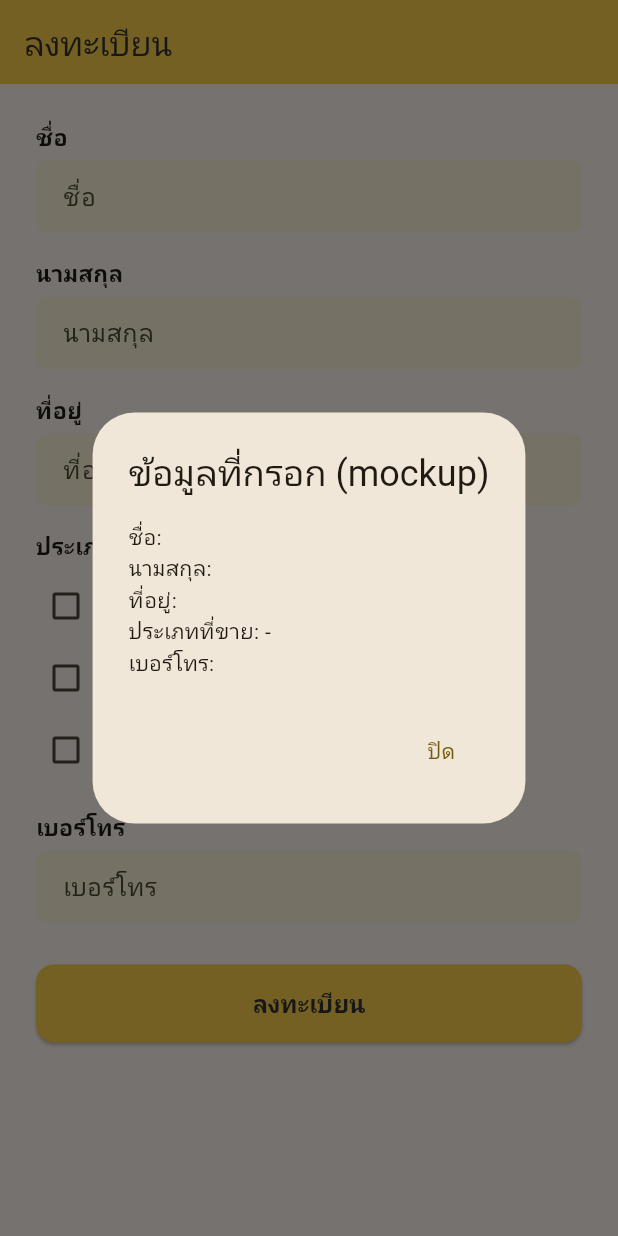
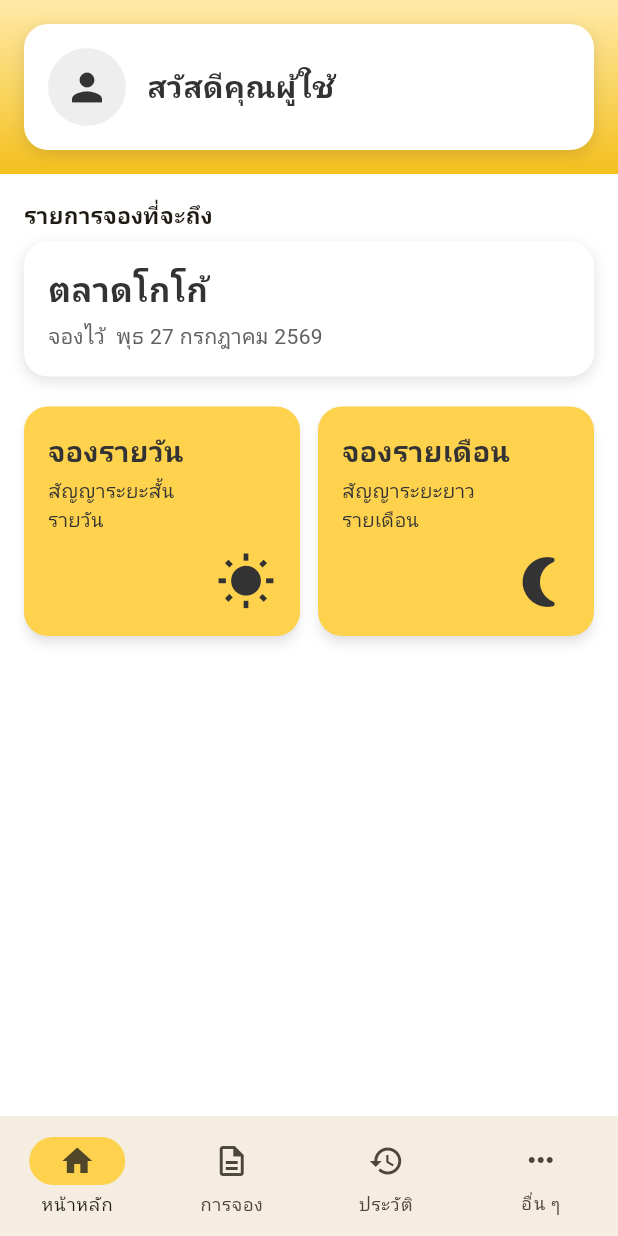
Before and after one commit to izzabellerina/flutter-space-dee-v4, a Flutter app: the RegisterScreen screen opened by its route, after a tap on "ลงทะเบียน", on a phone screen of 412 x 824 dp. Run offline on Flutter 3.47's test engine with Material 3 defaults, Android fonts, the phone set to English and light mode, and no system bars; our stand-ins replace flutter_riverpod, flutter_svg, font_awesome_flutter, go_router, google_sign_in; missing offline and left inert: flutter_facebook_auth, flutter_line_sdk; Roboto replaces fonts that are missing (Anuphan).

Commit message:
Add Home screen with bottom navigation + theme refinements
Home dashboard (greeting with gradient header behind the status bar,
upcoming-booking card, daily/monthly booking buttons) on a 4-tab
NavigationBar (other tabs placeholder). Registration now routes to
/home. Login/splash use a teal gradient background; non-login pages
use a yellow AppBar, white body, grey fields, and shadowed cards.

Co-Authored-By: Claude Opus 4.8 <noreply@anthropic.com>

```diff
--- a/lib/main.dart
+++ b/lib/main.dart
@@ -44,12 +44,16 @@ class SpaceDeeApp extends StatelessWidget {
         fontFamily: 'Anuphan',
         useMaterial3: true,
 
+        // พื้นหลัง body ของทุกหน้า = ขาว (login/splash override ด้วย gradient เอง)
+        scaffoldBackgroundColor: Colors.white,
+
         // ── ธีมหลัก = เหลือง สำหรับ "หน้าที่ไม่ใช่ login" ──
         // (login/splash ใช้พื้นเขียวโดย override Scaffold/ปุ่มของตัวเอง จึงไม่โดนกระทบ)
         // ตั้งที่เดียวตรงนี้ → ทุกหน้าใหม่ได้สีเหลืองอัตโนมัติ
         appBarTheme: const AppBarTheme(
           backgroundColor: AppColors.brandYellow,
           foregroundColor: AppColors.textDark, // ตัวอักษร/back บนเหลือง = เข้ม
+          surfaceTintColor: Colors.transparent, // กัน M3 ลงสีจาง ๆ ตอน scroll
           elevation: 0,
         ),
         elevatedButtonTheme: ElevatedButtonThemeData(
--- a/lib/router/app_router.dart
+++ b/lib/router/app_router.dart
@@ -1,5 +1,6 @@
 import 'package:go_router/go_router.dart';
 
+import '../screens/home_screen.dart';
 import '../screens/login_screen.dart';
 import '../screens/register_screen.dart';
 import '../screens/splash_screen.dart';
@@ -25,5 +26,9 @@ final appRouter = GoRouter(
       path: '/register',
       builder: (context, state) => const RegisterScreen(),
     ),
+    GoRoute(
+      path: '/home',
+      builder: (context, state) => const HomeScreen(),
+    ),
   ],
 );
--- /dev/null
+++ b/lib/screens/home_screen.dart
@@ -0,0 +1,84 @@
+import 'package:flutter/material.dart';
+
+import '../theme/app_colors.dart';
+import 'home_tab.dart';
+
+/// หน้าหลักหลัง login/ลงทะเบียน — มี bottom navigation 4 แท็บ
+///
+/// ใช้ IndexedStack = เก็บ state ของทุกแท็บไว้ (สลับไปมาแล้วไม่รีเซ็ต)
+/// แสดงทีละแท็บตาม index ที่เลือก
+class HomeScreen extends StatefulWidget {
+  const HomeScreen({super.key});
+
+  @override
+  State<HomeScreen> createState() => _HomeScreenState();
+}
+
+class _HomeScreenState extends State<HomeScreen> {
+  int _index = 0; // แท็บที่กำลังเปิด
+
+  // 4 แท็บ — ตอนนี้มีแค่ "หน้าหลัก" ที่ทำจริง อีก 3 เป็น placeholder
+  static const List<Widget> _tabs = [
+    HomeTab(),
+    _PlaceholderTab(label: 'การจอง'),
+    _PlaceholderTab(label: 'ประวัติ'),
+    _PlaceholderTab(label: 'อื่น ๆ'),
+  ];
+
+  @override
+  Widget build(BuildContext context) {
+    return Scaffold(
+      body: IndexedStack(index: _index, children: _tabs),
+      bottomNavigationBar: NavigationBar(
+        selectedIndex: _index,
+        onDestinationSelected: (i) => setState(() => _index = i),
+        indicatorColor: AppColors.brandYellow, // pill เหลืองหลังไอคอนที่เลือก
+        destinations: const [
+          NavigationDestination(
+            icon: Icon(Icons.home_outlined),
+            selectedIcon: Icon(Icons.home),
+            label: 'หน้าหลัก',
+          ),
+          NavigationDestination(
+            icon: Icon(Icons.description_outlined),
+            selectedIcon: Icon(Icons.description),
+            label: 'การจอง',
+          ),
+          NavigationDestination(
+            icon: Icon(Icons.history),
+            label: 'ประวัติ',
+          ),
+          NavigationDestination(
+            icon: Icon(Icons.more_horiz),
+            label: 'อื่น ๆ',
+          ),
+        ],
+      ),
+    );
+  }
+}
+
+/// แท็บที่ยังไม่ทำ — แสดงข้อความ "กำลังพัฒนา"
+class _PlaceholderTab extends StatelessWidget {
+  const _PlaceholderTab({required this.label});
+  final String label;
+
+  @override
+  Widget build(BuildContext context) {
+    return Center(
+      child: Column(
+        mainAxisSize: MainAxisSize.min,
+        children: [
+          const Icon(Icons.construction, size: 56, color: Colors.grey),
+          const SizedBox(height: 12),
+          Text(
+            label,
+            style: const TextStyle(fontSize: 20, fontWeight: FontWeight.w600),
+          ),
+          const SizedBox(height: 4),
+          Text('กำลังพัฒนา', style: TextStyle(color: Colors.grey[600])),
+        ],
+      ),
+    );
+  }
+}
--- /dev/null
+++ b/lib/screens/home_tab.dart
@@ -0,0 +1,228 @@
+import 'package:flutter/material.dart';
+import 'package:flutter/services.dart'; // SystemUiOverlayStyle
+import 'package:flutter_riverpod/flutter_riverpod.dart';
+
+import '../state/register_form.dart';
+import '../theme/app_colors.dart';
+
+/// แท็บ "หน้าหลัก" — dashboard ตามรูป mockup (โทนเหลืองตามธีม)
+class HomeTab extends ConsumerWidget {
+  const HomeTab({super.key});
+
+  @override
+  Widget build(BuildContext context, WidgetRef ref) {
+    // select = อ่านเฉพาะ firstName → rebuild เมื่อ "ชื่อ" เปลี่ยนเท่านั้น (ไม่ใช่ทุก field)
+    final firstName =
+        ref.watch(registerFormProvider.select((f) => f.firstName));
+    final name = firstName.isEmpty ? 'ผู้ใช้' : firstName;
+    // ความสูงของ status bar (เวลา/แบต) — เอามาเป็น padding บนของแถบหัว
+    // เพื่อให้ gradient ไล่ขึ้นไปหลัง status bar แต่การ์ดไม่โดน status bar ทับ
+    final topInset = MediaQuery.of(context).padding.top;
+
+    // AnnotatedRegion: ทำให้ status bar โปร่งใส (gradient ทะลุขึ้นไป) + ไอคอนสีเข้ม (อ่านบนเหลืองออก)
+    return AnnotatedRegion<SystemUiOverlayStyle>(
+      value: SystemUiOverlayStyle.dark.copyWith(
+        statusBarColor: Colors.transparent,
+      ),
+      child: SingleChildScrollView(
+        child: Column(
+          crossAxisAlignment: CrossAxisAlignment.start,
+          children: [
+            // ── แถบหัว: พื้นหลัง gradient เหลือง (ชั้นหลังสุด, ขึ้นถึงหลัง status bar) ──
+            // การ์ดทักทาย (สีขาว) ลอยอยู่บนแถบนี้
+            Container(
+              width: double.infinity,
+              decoration: const BoxDecoration(gradient: AppColors.greetingGradient),
+              padding: EdgeInsets.fromLTRB(16, topInset + 16, 16, 16),
+              child: _GreetingCard(name: name),
+            ),
+
+            // ── เนื้อหาส่วนล่าง (พื้นขาวของ body) ──
+            Padding(
+              padding: const EdgeInsets.all(16),
+              child: Column(
+                crossAxisAlignment: CrossAxisAlignment.start,
+                children: [
+                  const Text(
+                    'รายการจองที่จะถึง',
+                    style: TextStyle(fontSize: 15, fontWeight: FontWeight.w600),
+                  ),
+                  const SizedBox(height: 8),
+                  // ข้อมูลการจอง = mock (ยังไม่มี backend)
+                  const _UpcomingBookingCard(
+                    market: 'ตลาดโกโก้',
+                    dateText: 'จองไว้  พุธ 27 กรกฎาคม 2569',
+                  ),
+                  const SizedBox(height: 20),
+
+                  Row(
+                    children: [
+                      Expanded(
+                        child: _BookingButton(
+                          title: 'จองรายวัน',
+                          subtitle: 'สัญญาระยะสั้น\nรายวัน',
+                          icon: Icons.wb_sunny,
+                          onTap: () => _comingSoon(context),
+                        ),
+                      ),
+                      const SizedBox(width: 12),
+                      Expanded(
+                        child: _BookingButton(
+                          title: 'จองรายเดือน',
+                          subtitle: 'สัญญาระยะยาว\nรายเดือน',
+                          icon: Icons.nightlight_round,
+                          onTap: () => _comingSoon(context),
+                        ),
+                      ),
+                    ],
+                  ),
+                ],
+              ),
+            ),
+          ],
+        ),
+      ),
+    );
+  }
+
+  void _comingSoon(BuildContext context) {
+    ScaffoldMessenger.of(context).showSnackBar(
+      const SnackBar(
+        content: Text('กำลังพัฒนา flow การจอง'),
+        duration: Duration(seconds: 2),
+      ),
+    );
+  }
+}
+
+/// การ์ดทักทาย: avatar + "สวัสดีคุณ<ชื่อ>"
+class _GreetingCard extends StatelessWidget {
+  const _GreetingCard({required this.name});
+  final String name;
+
+  @override
+  Widget build(BuildContext context) {
+    return Container(
+      padding: const EdgeInsets.all(16),
+      decoration: BoxDecoration(
+        color: Colors.white, // การ์ดสีขาว ลอยบนแถบหัว gradient
+        borderRadius: BorderRadius.circular(16),
+        boxShadow: AppColors.cardShadow, // เงาแทนเส้นขอบ
+      ),
+      child: Row(
+        children: [
+          // avatar เป็น placeholder (ยังไม่มีรูปจริงจาก backend)
+          const CircleAvatar(
+            radius: 26,
+            backgroundColor: AppColors.fieldFill, // เทาอ่อน เห็นวงบนการ์ดขาว
+            child: Icon(Icons.person, color: AppColors.textDark, size: 30),
+          ),
+          const SizedBox(width: 14),
+          Expanded(
+            child: Text(
+              'สวัสดีคุณ$name',
+              style: const TextStyle(
+                fontSize: 20,
+                fontWeight: FontWeight.w700,
+                color: AppColors.textDark,
+              ),
+            ),
+          ),
+        ],
+      ),
+    );
+  }
+}
+
+/// การ์ดการจองที่จะถึง (พื้นขาว ขอบเหลือง — ให้ต่างจากการ์ดอื่น)
+class _UpcomingBookingCard extends StatelessWidget {
+  const _UpcomingBookingCard({required this.market, required this.dateText});
+  final String market;
+  final String dateText;
+
+  @override
+  Widget build(BuildContext context) {
+    return Container(
+      width: double.infinity,
+      padding: const EdgeInsets.all(16),
+      decoration: BoxDecoration(
+        color: Colors.white,
+        borderRadius: BorderRadius.circular(16),
+        boxShadow: AppColors.cardShadow, // ใช้เงาแทนเส้นขอบ
+      ),
+      child: Column(
+        crossAxisAlignment: CrossAxisAlignment.start,
+        children: [
+          Text(
+            market,
+            style: const TextStyle(
+              fontSize: 22,
+              fontWeight: FontWeight.w700,
+              color: AppColors.textDark,
+            ),
+          ),
+          const SizedBox(height: 6),
+          Text(
+            dateText,
+            style: TextStyle(fontSize: 14, color: Colors.grey[700]),
+          ),
+        ],
+      ),
+    );
+  }
+}
+
+/// ปุ่มการ์ดจอง (รายวัน/รายเดือน) — ใช้ซ้ำได้ทั้งสองปุ่ม
+class _BookingButton extends StatelessWidget {
+  const _BookingButton({
+    required this.title,
+    required this.subtitle,
+    required this.icon,
+    required this.onTap,
+  });
+
+  final String title;
+  final String subtitle;
+  final IconData icon;
+  final VoidCallback onTap;
+
+  @override
+  Widget build(BuildContext context) {
+    return Material(
+      color: AppColors.brandYellow,
+      borderRadius: BorderRadius.circular(16),
+      elevation: 3, // เงาของการ์ด
+      shadowColor: Colors.black45,
+      child: InkWell(
+        onTap: onTap,
+        borderRadius: BorderRadius.circular(16),
+        child: Padding(
+          padding: const EdgeInsets.all(16),
+          child: Column(
+            crossAxisAlignment: CrossAxisAlignment.start,
+            children: [
+              Text(
+                title,
+                style: const TextStyle(
+                  fontSize: 19,
+                  fontWeight: FontWeight.w700,
+                  color: AppColors.textDark,
+                ),
+              ),
+              const SizedBox(height: 4),
+              Text(
+                subtitle,
+                style: const TextStyle(fontSize: 13, color: AppColors.textDark),
+              ),
+              const SizedBox(height: 12),
+              Align(
+                alignment: Alignment.centerRight,
+                child: Icon(icon, size: 40, color: AppColors.textDark),
+              ),
+            ],
+          ),
+        ),
+      ),
+    );
+  }
+}
--- a/lib/screens/login_screen.dart
+++ b/lib/screens/login_screen.dart
@@ -18,8 +18,10 @@ class LoginScreen extends StatelessWidget {
   @override
   Widget build(BuildContext context) {
     return Scaffold(
-      backgroundColor: AppColors.loginGreen,
-      body: SafeArea(
+      // พื้นหลังไล่สี teal (ห่อ body ด้วย Container เพราะ Scaffold ใส่ gradient ตรง ๆ ไม่ได้)
+      body: Container(
+        decoration: const BoxDecoration(gradient: AppColors.loginGradient),
+        child: SafeArea(
           // SafeArea กันไม่ให้เนื้อหาทับรอยบาก/แถบสถานะของมือถือ
           child: Padding(
             padding: const EdgeInsets.symmetric(horizontal: 32),
@@ -27,10 +29,7 @@ class LoginScreen extends StatelessWidget {
               mainAxisAlignment: MainAxisAlignment.center,
               children: [
                 // ── โลโก้ (มีคำว่า "spacedee" ในตัวอยู่แล้ว จึงไม่ต้องมีชื่อซ้ำ) ──
-              SvgPicture.asset(
-                'assets/images/logo_spacedee.svg',
-                width: 140,
-              ),
+                SvgPicture.asset('assets/images/logo_spacedee.svg', width: 140),
                 const SizedBox(height: 20),
 
                 // ── ข้อความต้อนรับ ──
@@ -54,7 +53,8 @@ class LoginScreen extends StatelessWidget {
                   label: 'เข้าสู่ระบบด้วย LINE',
                   icon: FontAwesomeIcons.line, // โลโก้ LINE จริง
                   iconColor: const Color(0xFF06C755), // เขียว LINE
-                onPressed: () => _onLineLogin(context), // ← ของจริงแล้ว (ไม่ใช่ mock)
+                  onPressed: () =>
+                      _onLineLogin(context), // ← ของจริงแล้ว (ไม่ใช่ mock)
                 ),
                 const SizedBox(height: 16),
                 _LoginButton(
@@ -82,6 +82,7 @@ class LoginScreen extends StatelessWidget {
                   ),
                 ),
               ],
+            ),
           ),
         ),
       ),
--- a/lib/screens/register_screen.dart
+++ b/lib/screens/register_screen.dart
@@ -1,5 +1,6 @@
 import 'package:flutter/material.dart';
 import 'package:flutter_riverpod/flutter_riverpod.dart';
+import 'package:go_router/go_router.dart';
 
 import '../state/register_form.dart';
 import '../theme/app_colors.dart';
@@ -79,7 +80,7 @@ class RegisterScreen extends ConsumerWidget {
               height: 52,
               // ปุ่มใช้สีจาก elevatedButtonTheme กลาง (เหลือง + ตัวอักษรเข้ม)
               child: ElevatedButton(
-                onPressed: () => _onSubmit(context, ref),
+                onPressed: () => _onSubmit(context),
                 child: const Text(
                   'ลงทะเบียน',
                   style: TextStyle(fontSize: 16, fontWeight: FontWeight.w600),
@@ -114,28 +115,10 @@ class RegisterScreen extends ConsumerWidget {
         ),
       );
 
-  /// กด "ลงทะเบียน" (mockup) → อ่าน state จาก riverpod แล้วเด้ง dialog สรุป
-  void _onSubmit(BuildContext context, WidgetRef ref) {
-    final form = ref.read(registerFormProvider);
-    showDialog<void>(
-      context: context,
-      builder: (dialogContext) => AlertDialog(
-        title: const Text('ข้อมูลที่กรอก (mockup)'),
-        content: Text(
-          'ชื่อ: ${form.firstName}\n'
-          'นามสกุล: ${form.lastName}\n'
-          'ที่อยู่: ${form.address}\n'
-          'ประเภทที่ขาย: '
-          '${form.sellTypes.isEmpty ? "-" : form.sellTypes.join(", ")}\n'
-          'เบอร์โทร: ${form.phone}',
-        ),
-        actions: [
-          TextButton(
-            onPressed: () => Navigator.of(dialogContext).pop(),
-            child: const Text('ปิด'),
-          ),
-        ],
-      ),
-    );
+  /// กด "ลงทะเบียน" (mockup) → เข้าหน้าหลัก
+  /// ข้อมูลที่กรอกถูกเก็บไว้ใน registerFormProvider แล้ว (หน้า Home อ่านชื่อไปแสดง)
+  void _onSubmit(BuildContext context) {
+    // go = แทนที่ stack → กด back จากหน้า Home จะไม่ย้อนกลับมาหน้าลงทะเบียน
+    context.go('/home');
   }
 }
--- a/lib/screens/splash_screen.dart
+++ b/lib/screens/splash_screen.dart
@@ -46,13 +46,15 @@ class _SplashScreenState extends State<SplashScreen> {
   @override
   Widget build(BuildContext context) {
     return Scaffold(
-      // พื้นหลังเขียวเข้มตามดีไซน์ (ใช้สีกลางจาก AppColors)
-      backgroundColor: AppColors.loginGreen,
-      body: Center(
-        // โลโก้ SVG กลางจอ — flutter_svg เรนเดอร์ไฟล์ .svg ให้คมทุกขนาด
-        child: SvgPicture.asset(
-          'assets/images/logo_spacedee.svg',
-          width: 180,
+      // พื้นหลังไล่สี teal (gradient ใส่ที่ Scaffold ตรง ๆ ไม่ได้ → ห่อด้วย Container)
+      body: Container(
+        decoration: const BoxDecoration(gradient: AppColors.loginGradient),
+        child: Center(
+          // โลโก้ SVG กลางจอ — flutter_svg เรนเดอร์ไฟล์ .svg ให้คมทุกขนาด
+          child: SvgPicture.asset(
+            'assets/images/logo_spacedee.svg',
+            width: 180,
+          ),
         ),
       ),
     );
--- a/lib/theme/app_colors.dart
+++ b/lib/theme/app_colors.dart
@@ -17,8 +17,15 @@ class AppColors {
   /// สีหลักของแบรนด์ (เหลือง) — ใช้กับโลโก้, ปุ่มเด่น, ตัวอักษรเน้น
   static const Color brandYellow = Color(0xFFFED24D);
 
-  /// สีพื้นหลังหน้า login + splash (เขียวเข้ม)
+  /// สีพื้นหลังหน้า login + splash (เขียวเข้ม) — เดิม (เก็บไว้อ้างอิง)
   static const Color loginGreen = Color(0xFF236925);
+
+  /// พื้นหลังหน้า login + splash แบบไล่สี (teal อ่อน→เข้ม จากบนลงล่าง)
+  static const LinearGradient loginGradient = LinearGradient(
+    begin: Alignment.topCenter,
+    end: Alignment.bottomCenter,
+    colors: [Color(0xFF0D9488), Color(0xFF115E59)],
+  );
 
   /// สีตัวอักษรบนพื้นเขียว (ขาว) — อ่านง่าย ตัดกับพื้น
   static const Color onGreen = Colors.white;
@@ -26,6 +33,21 @@ class AppColors {
   /// สีตัวอักษร/ไอคอนบนพื้นเหลือง (เทาเข้ม) — เหลืองสว่าง ต้องใช้ตัวอักษรเข้มถึงอ่านออก
   static const Color textDark = Color(0xFF333333);
 
-  /// พื้นช่องกรอกอ่อน ๆ ในหน้าธีมเหลือง (เหลืองอ่อนมาก)
-  static const Color fieldFill = Color(0xFFFFF6D9);
+  /// พื้นช่องกรอกข้อมูล (เทาอ่อน)
+  static const Color fieldFill = Color(0xFFEEEEEE);
+
+  /// สีเส้นขอบ (เทา) — ใช้กับ outline ของการ์ด
+  static const Color borderGrey = Color(0xFFCCCCCC);
+
+  /// เงาของการ์ด (ดำจาง ๆ) — ใช้แทนเส้นขอบ
+  static const List<BoxShadow> cardShadow = [
+    BoxShadow(color: Color(0x1F000000), blurRadius: 8, offset: Offset(0, 3)),
+  ];
+
+  /// พื้นการ์ดทักทายแบบไล่เฉดเหลือง — อ่อนด้านบน → เข้มสุดด้านล่าง
+  static const LinearGradient greetingGradient = LinearGradient(
+    begin: Alignment.topCenter,
+    end: Alignment.bottomCenter,
+    colors: [Color(0xFFFFEAA8), Color(0xFFF4C01E)],
+  );
 }
```
Lines whose indentation alone changed are shown as unchanged.
